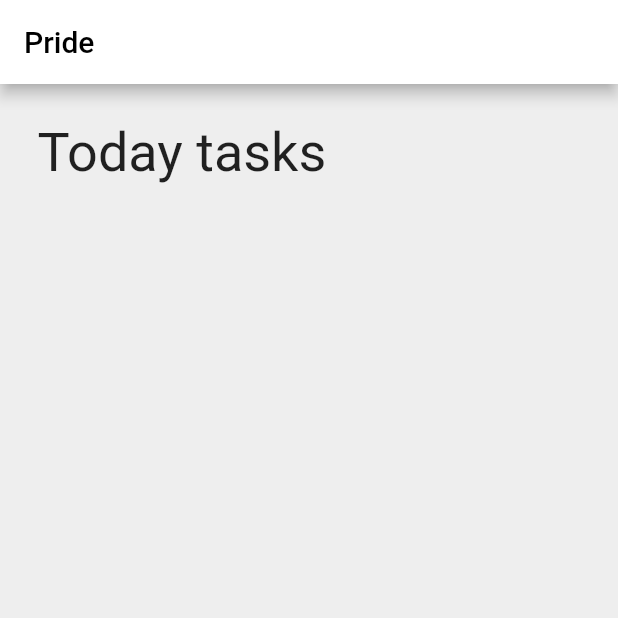
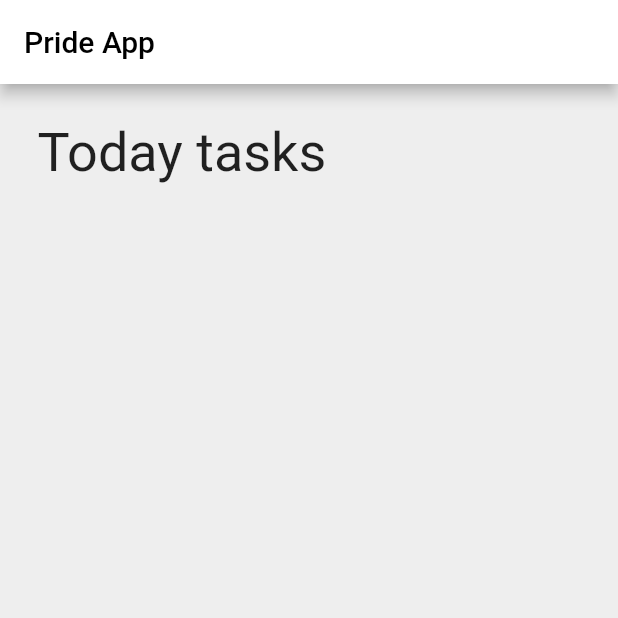
Before and after one commit to Dzhunko/prideapp, a Flutter app: the screen it shows after launch, on a phone screen of 412 x 824 dp, the top half of it. Run offline on Flutter 3.47's test engine with Material 2 defaults, Android fonts, the light colour scheme and no system bars.

Commit message:
Update main.dart
TEst update

```diff
--- a/lib/main.dart
+++ b/lib/main.dart
@@ -8,7 +8,7 @@ void main() => runApp(MyApp());
 class MyApp extends StatefulWidget {
   @override
     State<StatefulWidget> createState() {
-      // TODO: implement createState
+
       return MyAppState();
     }
 }
@@ -32,7 +32,7 @@ class MyAppState extends State<MyApp> {
       home: Scaffold(
         backgroundColor: Colors.grey[200],
         appBar: AppBar(
-          title: Text('Pride'),
+          title: Text('Pride App'),
           backgroundColor: Colors.white,
           ),
         body:  _pageOptions[_selectedPage],
```
